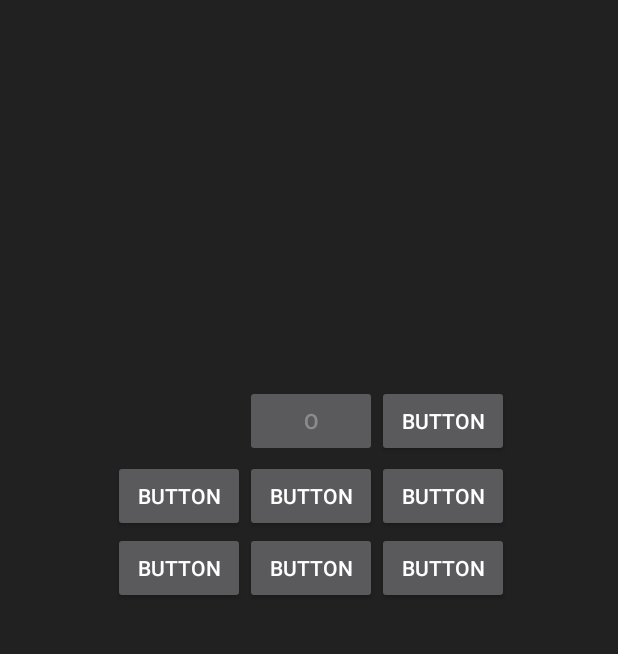
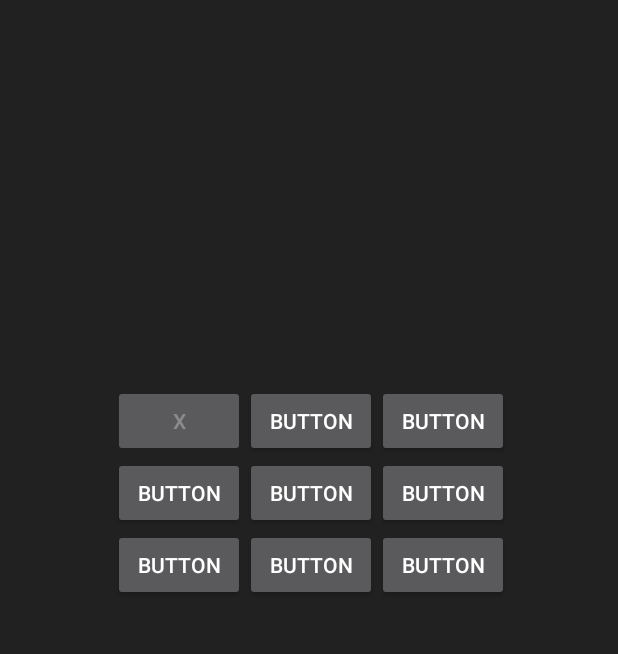
Before and after one commit to Alacho2/Android-Programming---Tictactoe-exam, an Android app: the fragment Game placed in its activity, after a tap on "BUTTON", on a phone screen of 412 x 824 dp, the part 383-1037 px from its top. Run offline under Robolectric (Android 15) with nearby library versions, the phone set to English and light mode, and no system bars.

Commit message:
Ingen var her (mm)

```diff
--- a/app/build.gradle
+++ b/app/build.gradle
@@ -4,6 +4,10 @@ apply plugin: 'kotlin-android-extensions'
 
 android {
     compileSdkVersion 28
+    compileOptions {
+        sourceCompatibility 1.8
+        targetCompatibility 1.8
+    }
     defaultConfig {
         applicationId "play.alacho.no.pgr202_tictactoe"
         minSdkVersion 25
@@ -11,6 +15,8 @@ android {
         versionCode 1
         versionName "1.0"
         testInstrumentationRunner "androidx.test.runner.AndroidJUnitRunner"
+        multiDexEnabled true
+
     }
     buildTypes {
         release {
@@ -24,13 +30,14 @@ dependencies {
     implementation fileTree(dir: 'libs', include: ['*.jar'])
     implementation"org.jetbrains.kotlin:kotlin-stdlib-jdk7:$kotlin_version"
     implementation"org.jetbrains.kotlin:kotlin-stdlib-jdk8:$kotlin_version"
-    implementation 'androidx.appcompat:appcompat:1.1.0-alpha02'
     implementation 'androidx.constraintlayout:constraintlayout:1.1.3'
     testImplementation 'junit:junit:4.12'
     androidTestImplementation 'androidx.test:runner:1.1.2-alpha02'
     androidTestImplementation 'androidx.test.espresso:espresso-core:3.2.0-alpha02'
-    implementation 'androidx.mediarouter:mediarouter:1.1.0-alpha01'
     implementation "org.apache.commons:commons-lang3:$commons_lang_version"
     implementation 'com.google.android.material:material:1.0.0'
     implementation 'androidx.gridlayout:gridlayout:1.0.0'
+    implementation "android.arch.lifecycle:extensions:1.1.1"
+    implementation "android.arch.lifecycle:compiler:1.1.1"
+    annotationProcessor 'androidx.lifecycle:lifecycle-compiler:2.0.0'
 }
--- a/app/src/main/java/play/alacho/no/MainActivity.kt
+++ b/app/src/main/java/play/alacho/no/MainActivity.kt
@@ -5,11 +5,11 @@ import androidx.appcompat.app.AppCompatActivity
 import android.os.Bundle
 import androidx.fragment.app.Fragment
 import kotlinx.android.synthetic.main.activity_main.*
-import play.alacho.no.Audio.AudioPlayer
-import play.alacho.no.Fragments.FragmentHelper
+import play.alacho.no.audio.AudioPlayer
+import play.alacho.no.fragments.FragmentHelper
 
 import play.alacho.no.pgr202_tictactoe.R
-import play.alacho.no.Fragments.MainPageFragment
+import play.alacho.no.fragments.MainPageFragment
 
 class MainActivity : AppCompatActivity(), FragmentHelper.OnFragmentChange {
 
@@ -23,11 +23,15 @@ class MainActivity : AppCompatActivity(), FragmentHelper.OnFragmentChange {
   }
 
   override fun changeFragment(id: Int, fragment: Fragment) {
-    fragmentManager.beginTransaction()
-      .setCustomAnimations(R.anim.abc_fade_in,  0)
-      .replace(id, fragment)
-      .addToBackStack(null)
-      .commit()
+
+    with(fragmentManager.beginTransaction()) {
+      setCustomAnimations(R.anim.abc_fade_in, 0)
+      replace(id, fragment)
+      addToBackStack(null)
+      commit()
+    }
+
+
     AudioPlayer.init(this, R.raw.pacman_eatfruit).startAudio()
   }
 }
--- a/app/src/main/java/play/alacho/no/Audio/AudioPlayer.kt
+++ b/app/src/main/java/play/alacho/no/audio/AudioPlayer.kt
@@ -1,4 +1,4 @@
-package play.alacho.no.Audio
+package play.alacho.no.audio
 
 import android.content.Context
 import android.media.MediaPlayer
--- a/app/src/main/java/play/alacho/no/Fragments/FragmentHelper.kt
+++ b/app/src/main/java/play/alacho/no/fragments/FragmentHelper.kt
@@ -1,4 +1,4 @@
-package play.alacho.no.Fragments
+package play.alacho.no.fragments
 
 import android.content.Context
 import android.os.Bundle
--- a/app/src/main/java/play/alacho/no/Fragments/Game.kt
+++ b/app/src/main/java/play/alacho/no/fragments/Game.kt
@@ -1,4 +1,4 @@
-package play.alacho.no.Fragments
+package play.alacho.no.fragments
 
 import android.os.Bundle
 import android.util.Log
@@ -6,13 +6,14 @@ import android.view.LayoutInflater
 import android.view.View
 import android.view.ViewGroup
 import android.widget.Button
-import android.widget.ImageButton
+import android.widget.TextView
 import android.widget.Toast
-import kotlinx.android.synthetic.main.fragment_game.*
+import androidx.lifecycle.ViewModelProviders
+import play.alacho.no.game.SharedViewModel
 import play.alacho.no.pgr202_tictactoe.R
 
 class Game : FragmentHelper(), View.OnClickListener {
-
+  private lateinit var sharedViewModel:SharedViewModel
   private var isPlayerOne: Boolean = true
   var winningList: List<List<Int>> =
     listOf(
@@ -26,6 +27,14 @@ class Game : FragmentHelper(), View.OnClickListener {
       listOf(3,5,7) //Cross right to left
     )
 
+  override fun onCreate(savedInstanceState: Bundle?) {
+    super.onCreate(savedInstanceState)
+    sharedViewModel = activity?.run {
+      ViewModelProviders.of(this).get(SharedViewModel::class.java)
+    } ?: throw Exception("Invalid Activity")
+    sharedViewModel.safet= "IS MEGA COOOOOL"
+  }
+
   //TODO(Håvard) Should be a list in the Player object
   private var playerOneList: MutableList<Int> = mutableListOf()
   private var playerTwoList: MutableList<Int> = mutableListOf()
@@ -37,30 +46,42 @@ class Game : FragmentHelper(), View.OnClickListener {
   override fun onActivityCreated(savedInstanceState: Bundle?) {
     super.onActivityCreated(savedInstanceState)
 
+    Log.d("Dust", sharedViewModel.safet)
+
     //Place a click listener on all buttons
     //TODO(Håvard) Might initiate as it's own button-class, to easily pass the ID. 9 objects????
 
-    for(i in 2..9){
+    for(i in 1..9){
       val resourceId: Int = resources.getIdentifier("button$i", "id", activity!!.packageName)
       val button: Button? = view?.findViewById(resourceId)
       button?.setOnClickListener(this)
     }
-    button1.setOnClickListener(this)
   }
 
 
   override fun onClick(v: View) {
 
     //val imageButton: ImageButton? = view?.findViewById(v.id)
+    val text: Button? = view?.findViewById(v.id)
 
     if(isPlayerOne){
-      //imageButton?.setBackgroundResource(R.mipmap.pacman) //Get it from the players resource
+      //text?.setBackgroundResource(R.mipmap.pacman) //Get it from the players resource
+      text?.text = "X"
       isPlayerOne = false
-      //playerOneList.add(v.tag.toString().toInt()) // Ikke så dum idé å bruke tag når man bruker image
+      playerOneList.add(v.tag.toString().toInt()) // Ikke så dum idé å bruke tag når man bruker image
     } else {
-      view?.findViewById<Button>(v.id)?.text = "O"
+      text?.text = "O"
       isPlayerOne = true
       playerTwoList.add(v.tag.toString().toInt())
+    }
+
+    val isFound: Int = checkWinner()
+    if(isFound != -1){
+      for(i in 1..9){
+        val resourceId: Int = resources.getIdentifier("button$i", "id", activity!!.packageName)
+        val button: Button? = view?.findViewById(resourceId)
+        button?.isEnabled = false
+      }
     }
 
     checkWinner()
@@ -69,17 +90,10 @@ class Game : FragmentHelper(), View.OnClickListener {
 
   }
 
-  private fun checkWinner(): Int{
-    for(item: List<Int> in winningList){
-      if(playerOneList.containsAll(item)){
-        Toast.makeText(context, "You did it!", Toast.LENGTH_SHORT).show()
-        return 1
-      } else if (playerTwoList.containsAll(item)) {
-        Toast.makeText(context, "Player 2 did it!", Toast.LENGTH_SHORT).show()
-        return 2
-      }
-    }
-    return -1
+  private fun checkWinner() = when {
+    winningList.any { item -> playerOneList.containsAll(item) } -> 1
+    winningList.any { item -> playerTwoList.containsAll(item) } -> 2
+    else -> -1
   }
 
 }
--- a/app/src/main/java/play/alacho/no/Fragments/InitiateGameFragment.kt
+++ b/app/src/main/java/play/alacho/no/fragments/InitiateGameFragment.kt
@@ -1,11 +1,11 @@
-package play.alacho.no.Fragments
+package play.alacho.no.fragments
 
 import android.os.Bundle
 import android.view.LayoutInflater
 import android.view.View
 import android.view.ViewGroup
 import kotlinx.android.synthetic.main.fragment_initiate_game.*
-import play.alacho.no.Game.Player
+import play.alacho.no.game.Player
 import play.alacho.no.pgr202_tictactoe.R
 
 class InitiateGameFragment : FragmentHelper(), View.OnClickListener {
@@ -62,7 +62,6 @@ class InitiateGameFragment : FragmentHelper(), View.OnClickListener {
       randomName = names.random()
     }
 
-
     //Hent ut et navn fra arrayet, sjekk om det navnet er lik det som ligger i playerOne sin tag, bytt
     if (onePlayerMode){
       playerTwoNameInput.isEnabled = false
--- a/app/src/main/java/play/alacho/no/Fragments/MainPageFragment.kt
+++ b/app/src/main/java/play/alacho/no/fragments/MainPageFragment.kt
@@ -1,14 +1,28 @@
-package play.alacho.no.Fragments
+package play.alacho.no.fragments
 
 import android.os.Bundle
 import android.util.Log
 import android.view.LayoutInflater
 import android.view.View
 import android.view.ViewGroup
+import androidx.lifecycle.ViewModelProviders
 import kotlinx.android.synthetic.main.fragment_main.*
+import play.alacho.no.game.SharedViewModel
 import play.alacho.no.pgr202_tictactoe.R
 
 class MainPageFragment : FragmentHelper(), View.OnClickListener{
+
+
+  private lateinit var sharedViewModel: SharedViewModel
+
+
+  override fun onCreate(savedInstanceState: Bundle?) {
+    super.onCreate(savedInstanceState)
+    sharedViewModel = activity?.run {
+      ViewModelProviders.of(this).get(SharedViewModel::class.java)
+    } ?: throw Exception("Invalid Activity")
+    sharedViewModel.safet = "Is not cool"
+  }
 
   override fun onCreateView(inflater: LayoutInflater, container: ViewGroup?, savedInstanceState: Bundle?): View? {
     return inflater.inflate(R.layout.fragment_main, container, false)
@@ -18,6 +32,7 @@ class MainPageFragment : FragmentHelper(), View.OnClickListener{
     super.onActivityCreated(savedInstanceState)
     playGameBtn.setOnClickListener(this)
     highScoreBtn.setOnClickListener(this)
+
   }
 
   override fun onClick(v: View) {
--- a/app/src/main/java/play/alacho/no/Game/Player.kt
+++ b/app/src/main/java/play/alacho/no/game/Player.kt
@@ -1,4 +1,4 @@
-package play.alacho.no.Game
+package play.alacho.no.game
 
 import android.widget.ImageButton
 
--- /dev/null
+++ b/app/src/main/java/play/alacho/no/game/SharedViewModel.kt
@@ -0,0 +1,7 @@
+package play.alacho.no.game
+
+import androidx.lifecycle.ViewModel
+
+class SharedViewModel:ViewModel() {
+  var safet = "Is cool"
+}
--- a/app/src/main/res/layout/fragment_game.xml
+++ b/app/src/main/res/layout/fragment_game.xml
@@ -19,13 +19,12 @@
         app:layout_constraintTop_toTopOf="parent"
         app:rowCount="3">
 
-        <ImageButton
+        <Button
             android:id="@+id/button1"
-            android:layout_width="50dp"
-            android:layout_height="50dp"
+            android:layout_width="wrap_content"
+            android:layout_height="wrap_content"
             android:tag="1"
-            android:background="@color/transparent"
-            android:contentDescription="playerButton" />
+            android:text="Button"/>
 
         <Button
             android:id="@+id/button2"
```
